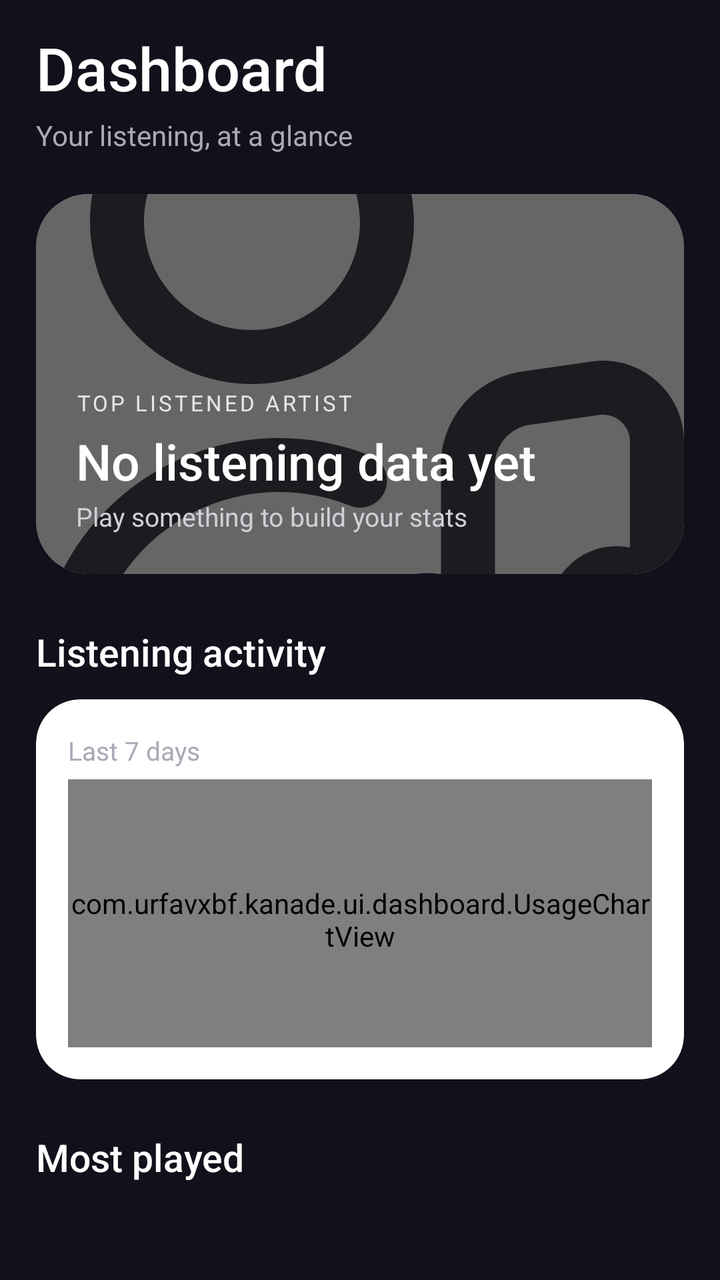
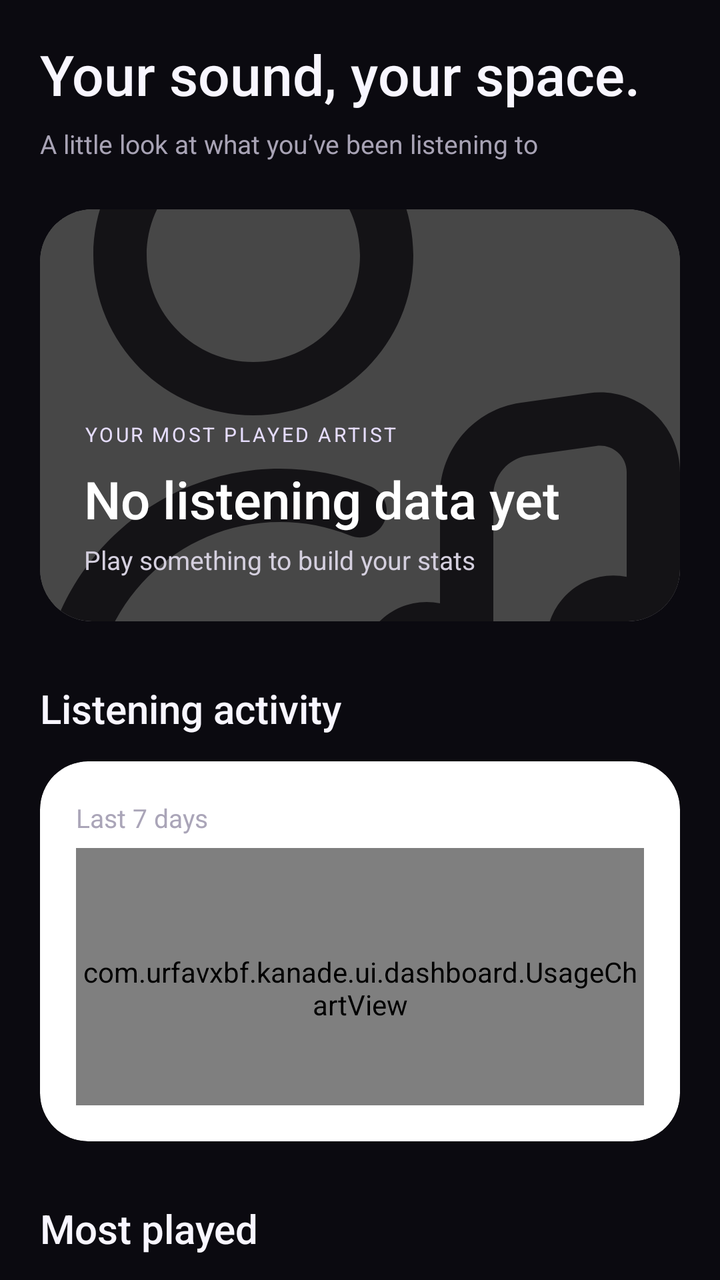

Compare the two renders of this Android layout. The source of the first and the diff that turns it into the second are given below.
<!-- AndroidManifest.xml: application theme AppTheme -->
<!-- res/layout/fragment_dashboard.xml -->
<?xml version="1.0" encoding="utf-8"?>
<androidx.constraintlayout.widget.ConstraintLayout xmlns:android="http://schemas.android.com/apk/res/android"
    xmlns:app="http://schemas.android.com/apk/res-auto"
    xmlns:tools="http://schemas.android.com/tools"
    android:id="@+id/dashboardRoot"
    android:layout_width="match_parent"
    android:layout_height="match_parent"
    android:background="#10111A"
    tools:context=".ui.dashboard.DashboardFragment">
    <androidx.core.widget.NestedScrollView
        android:id="@+id/dashboardScroll"
        android:layout_width="0dp"
        android:layout_height="0dp"
        android:clipToPadding="false"
        android:fillViewport="true"
        android:paddingStart="18dp"
        android:paddingTop="18dp"
        android:paddingEnd="18dp"
        android:paddingBottom="104dp"
        app:layout_constraintTop_toTopOf="parent"
        app:layout_constraintBottom_toBottomOf="parent"
        app:layout_constraintStart_toStartOf="parent"
        app:layout_constraintEnd_toEndOf="parent">
        <LinearLayout
            android:layout_width="match_parent"
            android:layout_height="wrap_content"
            android:orientation="vertical">
            <TextView android:id="@+id/text_dashboard" android:layout_width="wrap_content" android:layout_height="wrap_content" android:fontFamily="sans-serif-medium" android:text="Dashboard" android:textColor="#FFFFFF" android:textSize="30sp" android:includeFontPadding="false" />
            <TextView android:layout_width="wrap_content" android:layout_height="wrap_content" android:layout_marginTop="5dp" android:text="Your listening, at a glance" android:textColor="#A9AAB5" android:textSize="14sp" />
            <androidx.cardview.widget.CardView android:id="@+id/topArtistCard" android:layout_width="match_parent" android:layout_height="190dp" android:layout_marginTop="20dp" app:cardCornerRadius="26dp" app:cardElevation="0dp">
                <FrameLayout android:layout_width="match_parent" android:layout_height="match_parent">
                    <ImageView android:id="@+id/topArtistPhoto" android:layout_width="match_parent" android:layout_height="match_parent" android:scaleType="centerCrop" android:contentDescription="@null" android:src="@drawable/ic_artist_blank" />
                    <View android:layout_width="match_parent" android:layout_height="match_parent" android:background="#99000000" />
                    <LinearLayout android:layout_width="match_parent" android:layout_height="match_parent" android:gravity="bottom" android:orientation="vertical" android:padding="20dp">
                        <TextView android:layout_width="wrap_content" android:layout_height="wrap_content" android:text="TOP LISTENED ARTIST" android:textColor="#E5E5EA" android:textSize="11sp" android:letterSpacing="0.12" />
                        <TextView android:id="@+id/topArtistName" android:layout_width="match_parent" android:layout_height="wrap_content" android:layout_marginTop="5dp" android:ellipsize="end" android:maxLines="1" android:text="No listening data yet" android:textColor="#FFFFFF" android:textSize="25sp" android:fontFamily="sans-serif-medium" />
                        <TextView android:id="@+id/topArtistPlays" android:layout_width="wrap_content" android:layout_height="wrap_content" android:layout_marginTop="2dp" android:text="Play something to build your stats" android:textColor="#D0D0D8" android:textSize="13sp" />
                    </LinearLayout>
                </FrameLayout>
            </androidx.cardview.widget.CardView>
            <TextView android:layout_width="wrap_content" android:layout_height="wrap_content" android:layout_marginTop="26dp" android:text="Listening activity" android:textColor="#FFFFFF" android:textSize="19sp" android:fontFamily="sans-serif-medium" />
            <androidx.cardview.widget.CardView android:id="@+id/usageCard" android:layout_width="match_parent" android:layout_height="190dp" android:layout_marginTop="11dp" app:cardCornerRadius="22dp" app:cardElevation="0dp">
                <LinearLayout android:layout_width="match_parent" android:layout_height="match_parent" android:orientation="vertical" android:padding="16dp">
                    <LinearLayout android:layout_width="match_parent" android:layout_height="wrap_content" android:gravity="center_vertical" android:orientation="horizontal">
                        <TextView android:layout_width="0dp" android:layout_height="wrap_content" android:layout_weight="1" android:text="Last 7 days" android:textColor="#A9AAB5" android:textSize="13sp" />
                        <TextView android:id="@+id/usageSummary" android:layout_width="wrap_content" android:layout_height="wrap_content" android:text="0 min" android:textColor="#FFFFFF" android:textSize="14sp" android:fontFamily="sans-serif-medium" />
                    </LinearLayout>
                    <com.urfavxbf.kanade.ui.dashboard.UsageChartView android:id="@+id/usageChart" android:layout_width="match_parent" android:layout_height="140dp" android:layout_marginTop="5dp" />
                </LinearLayout>
            </androidx.cardview.widget.CardView>
            <TextView android:layout_width="wrap_content" android:layout_height="wrap_content" android:layout_marginTop="26dp" android:text="Most played" android:textColor="#FFFFFF" android:textSize="19sp" android:fontFamily="sans-serif-medium" />
            <androidx.recyclerview.widget.RecyclerView android:id="@+id/mostPlayedRecycler" android:layout_width="match_parent" android:layout_height="190dp" android:layout_marginTop="11dp" android:clipToPadding="false" android:overScrollMode="never" android:paddingEnd="2dp" />
            <TextView android:layout_width="wrap_content" android:layout_height="wrap_content" android:layout_marginTop="26dp" android:text="Favorites" android:textColor="#FFFFFF" android:textSize="19sp" android:fontFamily="sans-serif-medium" />
            <androidx.recyclerview.widget.RecyclerView android:id="@+id/favoritesRecycler" android:layout_width="match_parent" android:layout_height="190dp" android:layout_marginTop="11dp" android:clipToPadding="false" android:overScrollMode="never" android:paddingEnd="2dp" />
            <TextView android:layout_width="wrap_content" android:layout_height="wrap_content" android:layout_marginTop="26dp" android:text="Recently played" android:textColor="#FFFFFF" android:textSize="19sp" android:fontFamily="sans-serif-medium" />
            <androidx.recyclerview.widget.RecyclerView android:id="@+id/recentRecycler" android:layout_width="match_parent" android:layout_height="190dp" android:layout_marginTop="11dp" android:clipToPadding="false" android:overScrollMode="never" android:paddingEnd="2dp" />
            <TextView android:layout_width="wrap_content" android:layout_height="wrap_content" android:layout_marginTop="26dp" android:text="Least played" android:textColor="#FFFFFF" android:textSize="19sp" android:fontFamily="sans-serif-medium" />
            <androidx.recyclerview.widget.RecyclerView android:id="@+id/leastPlayedRecycler" android:layout_width="match_parent" android:layout_height="190dp" android:layout_marginTop="11dp" android:clipToPadding="false" android:overScrollMode="never" android:paddingEnd="2dp" />
            <TextView android:layout_width="wrap_content" android:layout_height="wrap_content" android:layout_marginTop="28dp" android:text="Library overview" android:textColor="#FFFFFF" android:textSize="19sp" android:fontFamily="sans-serif-medium" />
            <LinearLayout android:layout_width="match_parent" android:layout_height="wrap_content" android:layout_marginTop="11dp" android:orientation="horizontal">
                <androidx.cardview.widget.CardView android:id="@+id/songsCard" android:layout_width="0dp" android:layout_height="105dp" android:layout_weight="1" android:layout_marginEnd="5dp" app:cardCornerRadius="18dp" app:cardElevation="0dp" />
                <androidx.cardview.widget.CardView android:id="@+id/artistsCard" android:layout_width="0dp" android:layout_height="105dp" android:layout_weight="1" android:layout_marginStart="5dp" app:cardCornerRadius="18dp" app:cardElevation="0dp" />
            </LinearLayout>
            <LinearLayout android:layout_width="match_parent" android:layout_height="wrap_content" android:layout_marginTop="10dp" android:orientation="horizontal">
                <androidx.cardview.widget.CardView android:id="@+id/albumsCard" android:layout_width="0dp" android:layout_height="105dp" android:layout_weight="1" android:layout_marginEnd="5dp" app:cardCornerRadius="18dp" app:cardElevation="0dp" />
                <androidx.cardview.widget.CardView android:id="@+id/favoritesCard" android:layout_width="0dp" android:layout_height="105dp" android:layout_weight="1" android:layout_marginStart="5dp" app:cardCornerRadius="18dp" app:cardElevation="0dp" />
            </LinearLayout>
        </LinearLayout>
    </androidx.core.widget.NestedScrollView>
</androidx.constraintlayout.widget.ConstraintLayout>
<!-- resources referenced by this layout -->
<resources>
  <!-- drawable ic_artist_blank (drawable) -->
  <vector xmlns:android="http://schemas.android.com/apk/res/android" android:width="24dp" android:height="24dp" android:viewportWidth="24" android:viewportHeight="24" android:tint="?attr/colorControlNormal"><path android:fillColor="@android:color/white" android:pathData="m24,20.5s0,0,0,.001c0,0,0,.002,0,.003,0,1.381-1.119,2.5-2.5,2.5s-2.5-1.119-2.5-2.5,1.119-2.5,2.5-2.5c.171,0,.338.018.5.05v-3.917c0-.294-.123-.562-.345-.755-.223-.193-.504-.275-.797-.235l-2.57.367c-.734.105-1.288.744-1.288,1.485v6.504h0c0,1.381-1.119,2.5-2.5,2.5s-2.5-1.119-2.5-2.5,1.119-2.5,2.5-2.5c.171,0,.338.018.5.05v-4.054c0-1.73,1.292-3.22,3.005-3.465l2.571-.367c.861-.125,1.732.133,2.39.704.657.57,1.034,1.396,1.034,2.266v6.362ZM2,6C2,2.691,4.691,0,8,0s6,2.691,6,6-2.691,6-6,6-6-2.691-6-6Zm2,0c0,2.206,1.794,4,4,4s4-1.794,4-4-1.794-4-4-4-4,1.794-4,4Zm8.927,9.957c.208-.512-.04-1.095-.551-1.302-1.073-.435-2.209-.655-3.375-.655C4.038,14,0,18.038,0,23c0,.552.448,1,1,1s1-.448,1-1c0-3.86,3.14-7,7-7,.908,0,1.792.171,2.625.508.512.207,1.095-.04,1.302-.551Z"/></vector>
  <style name="AppTheme" parent="Base.AppTheme" />
  <style name="Base.AppTheme" parent="Theme.Material3.DayNight">
      
      
    </style>
</resources>

<!-- the commit's change to res/layout/fragment_dashboard.xml (unified diff, before → after) -->
@@ -5,65 +5,295 @@
     android:id="@+id/dashboardRoot"
     android:layout_width="match_parent"
     android:layout_height="match_parent"
-    android:background="#10111A"
+    android:background="#0B0A10"
     tools:context=".ui.dashboard.DashboardFragment">
+
     <androidx.core.widget.NestedScrollView
         android:id="@+id/dashboardScroll"
         android:layout_width="0dp"
         android:layout_height="0dp"
         android:clipToPadding="false"
         android:fillViewport="true"
-        android:paddingStart="18dp"
-        android:paddingTop="18dp"
-        android:paddingEnd="18dp"
-        android:paddingBottom="104dp"
+        android:paddingStart="20dp"
+        android:paddingTop="22dp"
+        android:paddingEnd="20dp"
+        android:paddingBottom="112dp"
         app:layout_constraintTop_toTopOf="parent"
         app:layout_constraintBottom_toBottomOf="parent"
         app:layout_constraintStart_toStartOf="parent"
         app:layout_constraintEnd_toEndOf="parent">
+
         <LinearLayout
             android:layout_width="match_parent"
             android:layout_height="wrap_content"
             android:orientation="vertical">
-            <TextView android:id="@+id/text_dashboard" android:layout_width="wrap_content" android:layout_height="wrap_content" android:fontFamily="sans-serif-medium" android:text="Dashboard" android:textColor="#FFFFFF" android:textSize="30sp" android:includeFontPadding="false" />
-            <TextView android:layout_width="wrap_content" android:layout_height="wrap_content" android:layout_marginTop="5dp" android:text="Your listening, at a glance" android:textColor="#A9AAB5" android:textSize="14sp" />
-            <androidx.cardview.widget.CardView android:id="@+id/topArtistCard" android:layout_width="match_parent" android:layout_height="190dp" android:layout_marginTop="20dp" app:cardCornerRadius="26dp" app:cardElevation="0dp">
-                <FrameLayout android:layout_width="match_parent" android:layout_height="match_parent">
-                    <ImageView android:id="@+id/topArtistPhoto" android:layout_width="match_parent" android:layout_height="match_parent" android:scaleType="centerCrop" android:contentDescription="@null" android:src="@drawable/ic_artist_blank" />
-                    <View android:layout_width="match_parent" android:layout_height="match_parent" android:background="#99000000" />
-                    <LinearLayout android:layout_width="match_parent" android:layout_height="match_parent" android:gravity="bottom" android:orientation="vertical" android:padding="20dp">
-                        <TextView android:layout_width="wrap_content" android:layout_height="wrap_content" android:text="TOP LISTENED ARTIST" android:textColor="#E5E5EA" android:textSize="11sp" android:letterSpacing="0.12" />
-                        <TextView android:id="@+id/topArtistName" android:layout_width="match_parent" android:layout_height="wrap_content" android:layout_marginTop="5dp" android:ellipsize="end" android:maxLines="1" android:text="No listening data yet" android:textColor="#FFFFFF" android:textSize="25sp" android:fontFamily="sans-serif-medium" />
-                        <TextView android:id="@+id/topArtistPlays" android:layout_width="wrap_content" android:layout_height="wrap_content" android:layout_marginTop="2dp" android:text="Play something to build your stats" android:textColor="#D0D0D8" android:textSize="13sp" />
+
+            <TextView
+                android:id="@+id/text_dashboard"
+                android:layout_width="wrap_content"
+                android:layout_height="wrap_content"
+                android:fontFamily="sans-serif-medium"
+                android:includeFontPadding="false"
+                android:text="Your sound, your space."
+                android:textColor="#F8F6FF"
+                android:textSize="28sp" />
+
+            <TextView
+                android:layout_width="wrap_content"
+                android:layout_height="wrap_content"
+                android:layout_marginTop="8dp"
+                android:text="A little look at what you’ve been listening to"
+                android:textColor="#A8A3B5"
+                android:textSize="13sp" />
+
+            <androidx.cardview.widget.CardView
+                android:id="@+id/topArtistCard"
+                android:layout_width="match_parent"
+                android:layout_height="206dp"
+                android:layout_marginTop="24dp"
+                app:cardCornerRadius="26dp"
+                app:cardElevation="0dp">
+
+                <FrameLayout
+                    android:layout_width="match_parent"
+                    android:layout_height="match_parent">
+
+                    <ImageView
+                        android:id="@+id/topArtistPhoto"
+                        android:layout_width="match_parent"
+                        android:layout_height="match_parent"
+                        android:contentDescription="@null"
+                        android:scaleType="centerCrop"
+                        android:src="@drawable/ic_artist_blank" />
+
+                    <View
+                        android:layout_width="match_parent"
+                        android:layout_height="match_parent"
+                        android:background="#B8000000" />
+
+                    <LinearLayout
+                        android:layout_width="match_parent"
+                        android:layout_height="match_parent"
+                        android:gravity="bottom"
+                        android:orientation="vertical"
+                        android:padding="22dp">
+
+                        <TextView
+                            android:layout_width="wrap_content"
+                            android:layout_height="wrap_content"
+                            android:letterSpacing="0.12"
+                            android:text="YOUR MOST PLAYED ARTIST"
+                            android:textColor="#E6DDFE"
+                            android:textSize="10sp" />
+
+                        <TextView
+                            android:id="@+id/topArtistName"
+                            android:layout_width="match_parent"
+                            android:layout_height="wrap_content"
+                            android:layout_marginTop="8dp"
+                            android:ellipsize="end"
+                            android:fontFamily="sans-serif-medium"
+                            android:maxLines="1"
+                            android:text="No listening data yet"
+                            android:textColor="#FFFFFF"
+                            android:textSize="26sp" />
+
+                        <TextView
+                            android:id="@+id/topArtistPlays"
+                            android:layout_width="wrap_content"
+                            android:layout_height="wrap_content"
+                            android:layout_marginTop="4dp"
+                            android:text="Play something to build your stats"
+                            android:textColor="#D4CFDE"
+                            android:textSize="13sp" />
                     </LinearLayout>
                 </FrameLayout>
             </androidx.cardview.widget.CardView>
-            <TextView android:layout_width="wrap_content" android:layout_height="wrap_content" android:layout_marginTop="26dp" android:text="Listening activity" android:textColor="#FFFFFF" android:textSize="19sp" android:fontFamily="sans-serif-medium" />
-            <androidx.cardview.widget.CardView android:id="@+id/usageCard" android:layout_width="match_parent" android:layout_height="190dp" android:layout_marginTop="11dp" app:cardCornerRadius="22dp" app:cardElevation="0dp">
-                <LinearLayout android:layout_width="match_parent" android:layout_height="match_parent" android:orientation="vertical" android:padding="16dp">
-                    <LinearLayout android:layout_width="match_parent" android:layout_height="wrap_content" android:gravity="center_vertical" android:orientation="horizontal">
-                        <TextView android:layout_width="0dp" android:layout_height="wrap_content" android:layout_weight="1" android:text="Last 7 days" android:textColor="#A9AAB5" android:textSize="13sp" />
-                        <TextView android:id="@+id/usageSummary" android:layout_width="wrap_content" android:layout_height="wrap_content" android:text="0 min" android:textColor="#FFFFFF" android:textSize="14sp" android:fontFamily="sans-serif-medium" />
+
+            <TextView
+                android:layout_width="wrap_content"
+                android:layout_height="wrap_content"
+                android:layout_marginTop="30dp"
+                android:text="Listening activity"
+                android:textColor="#F8F6FF"
+                android:textSize="20sp"
+                android:fontFamily="sans-serif-medium" />
+
+            <androidx.cardview.widget.CardView
+                android:id="@+id/usageCard"
+                android:layout_width="match_parent"
+                android:layout_height="190dp"
+                android:layout_marginTop="13dp"
+                app:cardCornerRadius="24dp"
+                app:cardElevation="0dp">
+
+                <LinearLayout
+                    android:layout_width="match_parent"
+                    android:layout_height="match_parent"
+                    android:orientation="vertical"
+                    android:padding="18dp">
+
+                    <LinearLayout
+                        android:layout_width="match_parent"
+                        android:layout_height="wrap_content"
+                        android:gravity="center_vertical"
+                        android:orientation="horizontal">
+
+                        <TextView
+                            android:layout_width="0dp"
+                            android:layout_height="wrap_content"
+                            android:layout_weight="1"
+                            android:text="Last 7 days"
+                            android:textColor="#AAA5B8"
+                            android:textSize="13sp" />
+
+                        <TextView
+                            android:id="@+id/usageSummary"
+                            android:layout_width="wrap_content"
+                            android:layout_height="wrap_content"
+                            android:fontFamily="sans-serif-medium"
+                            android:text="0 min"
+                            android:textColor="#FFFFFF"
+                            android:textSize="15sp" />
                     </LinearLayout>
-                    <com.urfavxbf.kanade.ui.dashboard.UsageChartView android:id="@+id/usageChart" android:layout_width="match_parent" android:layout_height="140dp" android:layout_marginTop="5dp" />
+
+                    <com.urfavxbf.kanade.ui.dashboard.UsageChartView
+                        android:id="@+id/usageChart"
+                        android:layout_width="match_parent"
+                        android:layout_height="140dp"
+                        android:layout_marginTop="5dp" />
                 </LinearLayout>
             </androidx.cardview.widget.CardView>
-            <TextView android:layout_width="wrap_content" android:layout_height="wrap_content" android:layout_marginTop="26dp" android:text="Most played" android:textColor="#FFFFFF" android:textSize="19sp" android:fontFamily="sans-serif-medium" />
-            <androidx.recyclerview.widget.RecyclerView android:id="@+id/mostPlayedRecycler" android:layout_width="match_parent" android:layout_height="190dp" android:layout_marginTop="11dp" android:clipToPadding="false" android:overScrollMode="never" android:paddingEnd="2dp" />
-            <TextView android:layout_width="wrap_content" android:layout_height="wrap_content" android:layout_marginTop="26dp" android:text="Favorites" android:textColor="#FFFFFF" android:textSize="19sp" android:fontFamily="sans-serif-medium" />
-            <androidx.recyclerview.widget.RecyclerView android:id="@+id/favoritesRecycler" android:layout_width="match_parent" android:layout_height="190dp" android:layout_marginTop="11dp" android:clipToPadding="false" android:overScrollMode="never" android:paddingEnd="2dp" />
-            <TextView android:layout_width="wrap_content" android:layout_height="wrap_content" android:layout_marginTop="26dp" android:text="Recently played" android:textColor="#FFFFFF" android:textSize="19sp" android:fontFamily="sans-serif-medium" />
-            <androidx.recyclerview.widget.RecyclerView android:id="@+id/recentRecycler" android:layout_width="match_parent" android:layout_height="190dp" android:layout_marginTop="11dp" android:clipToPadding="false" android:overScrollMode="never" android:paddingEnd="2dp" />
-            <TextView android:layout_width="wrap_content" android:layout_height="wrap_content" android:layout_marginTop="26dp" android:text="Least played" android:textColor="#FFFFFF" android:textSize="19sp" android:fontFamily="sans-serif-medium" />
-            <androidx.recyclerview.widget.RecyclerView android:id="@+id/leastPlayedRecycler" android:layout_width="match_parent" android:layout_height="190dp" android:layout_marginTop="11dp" android:clipToPadding="false" android:overScrollMode="never" android:paddingEnd="2dp" />
-            <TextView android:layout_width="wrap_content" android:layout_height="wrap_content" android:layout_marginTop="28dp" android:text="Library overview" android:textColor="#FFFFFF" android:textSize="19sp" android:fontFamily="sans-serif-medium" />
-            <LinearLayout android:layout_width="match_parent" android:layout_height="wrap_content" android:layout_marginTop="11dp" android:orientation="horizontal">
-                <androidx.cardview.widget.CardView android:id="@+id/songsCard" android:layout_width="0dp" android:layout_height="105dp" android:layout_weight="1" android:layout_marginEnd="5dp" app:cardCornerRadius="18dp" app:cardElevation="0dp" />
-                <androidx.cardview.widget.CardView android:id="@+id/artistsCard" android:layout_width="0dp" android:layout_height="105dp" android:layout_weight="1" android:layout_marginStart="5dp" app:cardCornerRadius="18dp" app:cardElevation="0dp" />
+
+            <TextView
+                android:layout_width="wrap_content"
+                android:layout_height="wrap_content"
+                android:layout_marginTop="30dp"
+                android:text="Most played"
+                android:textColor="#F8F6FF"
+                android:textSize="20sp"
+                android:fontFamily="sans-serif-medium" />
+
+            <androidx.recyclerview.widget.RecyclerView
+                android:id="@+id/mostPlayedRecycler"
+                android:layout_width="match_parent"
+                android:layout_height="190dp"
+                android:layout_marginTop="12dp"
+                android:clipToPadding="false"
+                android:overScrollMode="never"
+                android:paddingEnd="2dp" />
+
+            <TextView
+                android:layout_width="wrap_content"
+                android:layout_height="wrap_content"
+                android:layout_marginTop="28dp"
+                android:text="Favorites"
+                android:textColor="#F8F6FF"
+                android:textSize="20sp"
+                android:fontFamily="sans-serif-medium" />
+
+            <androidx.recyclerview.widget.RecyclerView
+                android:id="@+id/favoritesRecycler"
+                android:layout_width="match_parent"
+                android:layout_height="190dp"
+                android:layout_marginTop="12dp"
+                android:clipToPadding="false"
+                android:overScrollMode="never"
+                android:paddingEnd="2dp" />
+
+            <TextView
+                android:layout_width="wrap_content"
+                android:layout_height="wrap_content"
+                android:layout_marginTop="28dp"
+                android:text="Recently played"
+                android:textColor="#F8F6FF"
+                android:textSize="20sp"
+                android:fontFamily="sans-serif-medium" />
+
+            <androidx.recyclerview.widget.RecyclerView
+                android:id="@+id/recentRecycler"
+                android:layout_width="match_parent"
+                android:layout_height="190dp"
+                android:layout_marginTop="12dp"
+                android:clipToPadding="false"
+                android:overScrollMode="never"
+                android:paddingEnd="2dp" />
+
+            <TextView
+                android:layout_width="wrap_content"
+                android:layout_height="wrap_content"
+                android:layout_marginTop="28dp"
+                android:text="Least played"
+                android:textColor="#F8F6FF"
+                android:textSize="20sp"
+                android:fontFamily="sans-serif-medium" />
+
+            <androidx.recyclerview.widget.RecyclerView
+                android:id="@+id/leastPlayedRecycler"
+                android:layout_width="match_parent"
+                android:layout_height="190dp"
+                android:layout_marginTop="12dp"
+                android:clipToPadding="false"
+                android:overScrollMode="never"
+                android:paddingEnd="2dp" />
+
+            <TextView
+                android:layout_width="wrap_content"
+                android:layout_height="wrap_content"
+                android:layout_marginTop="30dp"
+                android:text="Your library"
+                android:textColor="#F8F6FF"
+                android:textSize="20sp"
+                android:fontFamily="sans-serif-medium" />
+
+            <LinearLayout
+                android:layout_width="match_parent"
+                android:layout_height="wrap_content"
+                android:layout_marginTop="13dp"
+                android:orientation="horizontal">
+
+                <androidx.cardview.widget.CardView
+                    android:id="@+id/songsCard"
+                    android:layout_width="0dp"
+                    android:layout_height="108dp"
+                    android:layout_marginEnd="6dp"
+                    android:layout_weight="1"
+                    app:cardCornerRadius="20dp"
+                    app:cardElevation="0dp" />
+
+                <androidx.cardview.widget.CardView
+                    android:id="@+id/artistsCard"
+                    android:layout_width="0dp"
+                    android:layout_height="108dp"
+                    android:layout_marginStart="6dp"
+                    android:layout_weight="1"
+                    app:cardCornerRadius="20dp"
+                    app:cardElevation="0dp" />
             </LinearLayout>
-            <LinearLayout android:layout_width="match_parent" android:layout_height="wrap_content" android:layout_marginTop="10dp" android:orientation="horizontal">
-                <androidx.cardview.widget.CardView android:id="@+id/albumsCard" android:layout_width="0dp" android:layout_height="105dp" android:layout_weight="1" android:layout_marginEnd="5dp" app:cardCornerRadius="18dp" app:cardElevation="0dp" />
-                <androidx.cardview.widget.CardView android:id="@+id/favoritesCard" android:layout_width="0dp" android:layout_height="105dp" android:layout_weight="1" android:layout_marginStart="5dp" app:cardCornerRadius="18dp" app:cardElevation="0dp" />
+
+            <LinearLayout
+                android:layout_width="match_parent"
+                android:layout_height="wrap_content"
+                android:layout_marginTop="12dp"
+                android:orientation="horizontal">
+
+                <androidx.cardview.widget.CardView
+                    android:id="@+id/albumsCard"
+                    android:layout_width="0dp"
+                    android:layout_height="108dp"
+                    android:layout_marginEnd="6dp"
+                    android:layout_weight="1"
+                    app:cardCornerRadius="20dp"
+                    app:cardElevation="0dp" />
+
+                <androidx.cardview.widget.CardView
+                    android:id="@+id/favoritesCard"
+                    android:layout_width="0dp"
+                    android:layout_height="108dp"
+                    android:layout_marginStart="6dp"
+                    android:layout_weight="1"
+                    app:cardCornerRadius="20dp"
+                    app:cardElevation="0dp" />
             </LinearLayout>
         </LinearLayout>
     </androidx.core.widget.NestedScrollView>
